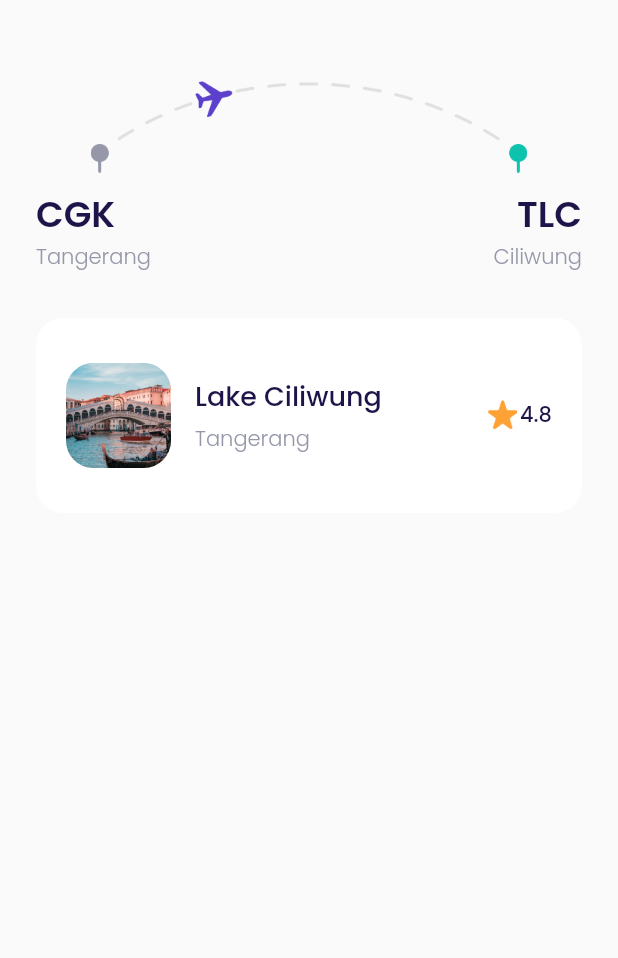
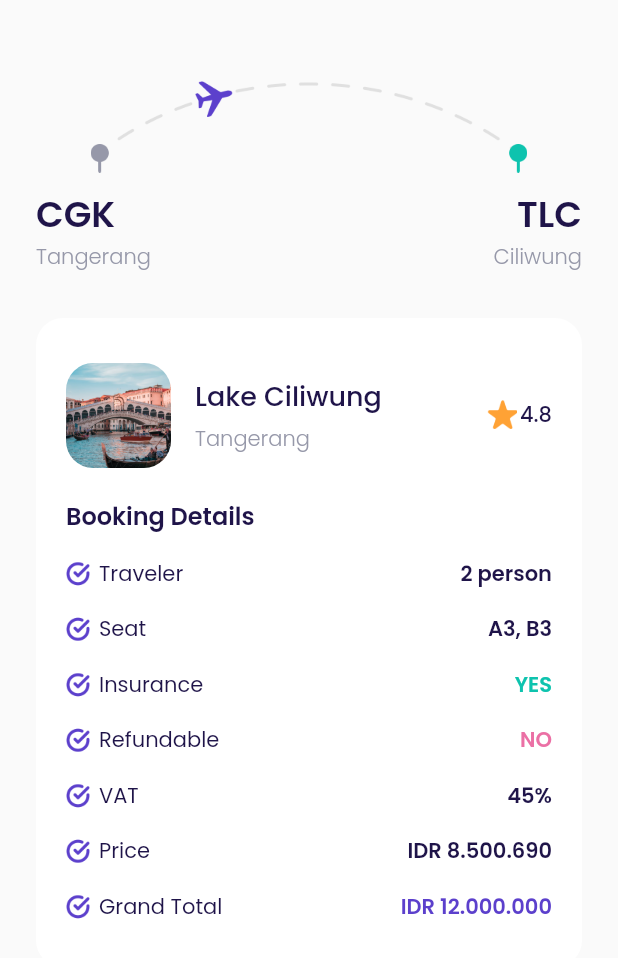
Before and after one commit to chaedirdwiantara/airplaneFlutter, a Flutter app: the CheckoutPage screen opened directly, on a phone screen of 412 x 824 dp. Shown: the top 958 px of the screen. Run offline on Flutter 3.47's test engine with Material 2 defaults, Android fonts, the phone set to English and light mode, and no system bars; our stand-ins replace google_fonts.

Commit message:
add booking details

```diff
--- a/lib/ui/pages/checkout_page.dart
+++ b/lib/ui/pages/checkout_page.dart
@@ -1,4 +1,5 @@
 import 'package:airplane/shared/theme.dart';
+import 'package:airplane/ui/widgets/booking_details_item.dart';
 import 'package:flutter/material.dart';
 
 class CheckoutPage extends StatelessWidget {
@@ -73,6 +74,7 @@ class CheckoutPage extends StatelessWidget {
           color: kWhiteColor,
         ),
         child: Column(
+          crossAxisAlignment: CrossAxisAlignment.start,
           children: [
             // NOTE: DESTINATION TILE
             Row(children: [
@@ -132,6 +134,55 @@ class CheckoutPage extends StatelessWidget {
                     )
                   ]),
             ]),
+
+            // NOTE: BOOKING DETAILS TEXT
+            Container(
+              margin: const EdgeInsets.only(top: 20),
+              child: Text(
+                'Booking Details',
+                style: blackTextStyle.copyWith(
+                  fontSize: 16,
+                  fontWeight: semiBold,
+                ),
+              ),
+            ),
+
+            // NOTE: BOOKING DETAILS ITEMS
+            BookingDetailsItem(
+              title: 'Traveler',
+              valueText: '2 person',
+              valueColor: kBlackColor,
+            ),
+            BookingDetailsItem(
+              title: 'Seat',
+              valueText: 'A3, B3',
+              valueColor: kBlackColor,
+            ),
+            BookingDetailsItem(
+              title: 'Insurance',
+              valueText: 'YES',
+              valueColor: kGreenColor,
+            ),
+            BookingDetailsItem(
+              title: 'Refundable',
+              valueText: 'NO',
+              valueColor: kRedColor,
+            ),
+            BookingDetailsItem(
+              title: 'VAT',
+              valueText: '45%',
+              valueColor: kBlackColor,
+            ),
+            BookingDetailsItem(
+              title: 'Price',
+              valueText: 'IDR 8.500.690',
+              valueColor: kBlackColor,
+            ),
+            BookingDetailsItem(
+              title: 'Grand Total',
+              valueText: 'IDR 12.000.000',
+              valueColor: kPrimaryColor,
+            ),
           ],
         ));
   }
--- /dev/null
+++ b/lib/ui/widgets/booking_details_item.dart
@@ -0,0 +1,48 @@
+import 'package:airplane/shared/theme.dart';
+import 'package:flutter/material.dart';
+
+class BookingDetailsItem extends StatelessWidget {
+  final String title;
+  final String valueText;
+  final Color valueColor;
+
+  const BookingDetailsItem({
+    Key? key,
+    required this.title,
+    required this.valueText,
+    required this.valueColor,
+  }) : super(key: key);
+
+  @override
+  Widget build(BuildContext context) {
+    return Container(
+      margin: const EdgeInsets.only(
+        top: 16,
+      ),
+      child: Row(
+        children: [
+          Container(
+            width: 16,
+            height: 16,
+            margin: const EdgeInsets.only(right: 6),
+            decoration: const BoxDecoration(
+              image: DecorationImage(
+                image: AssetImage('assets/icon_check.png'),
+              ),
+            ),
+          ),
+          Text(
+            title,
+            style: blackTextStyle,
+          ),
+          const Spacer(),
+          Text(
+            valueText,
+            style: blackTextStyle.copyWith(
+                fontWeight: semiBold, color: valueColor),
+          ),
+        ],
+      ),
+    );
+  }
+}
```
